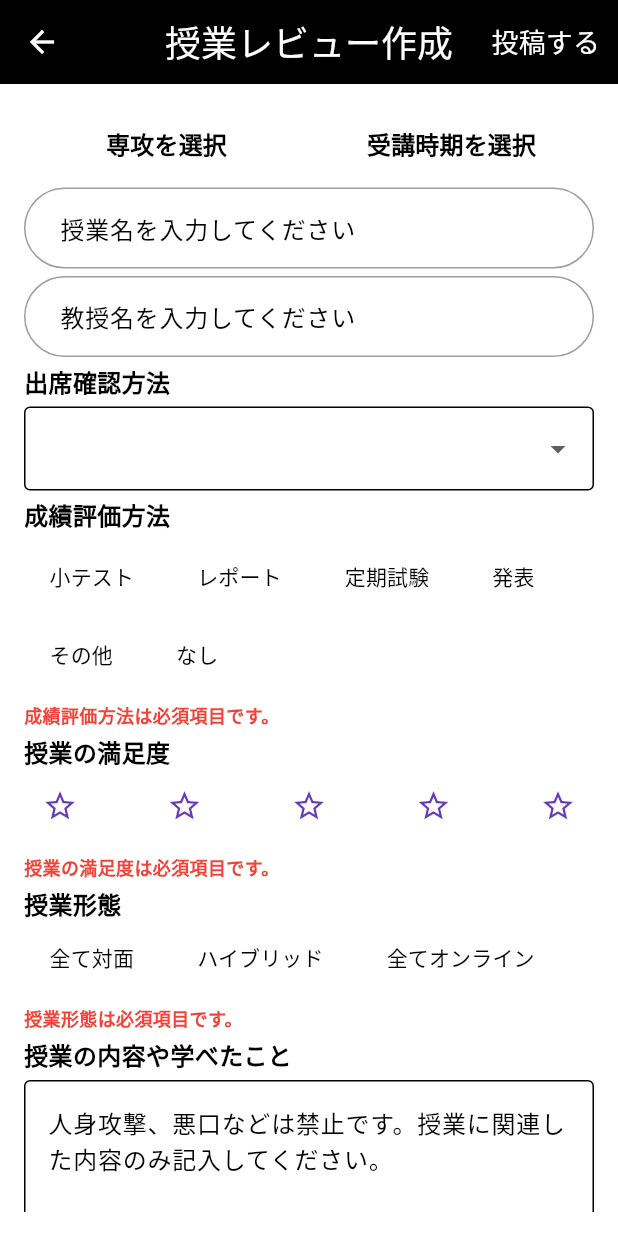
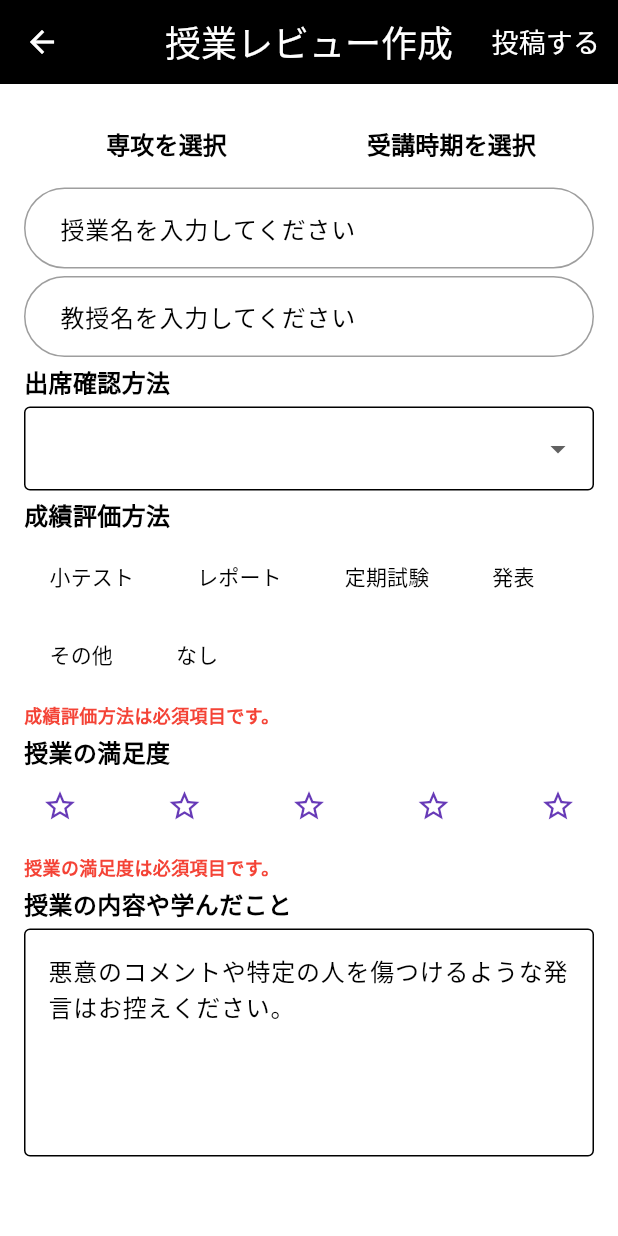
Before and after one commit to hspark15429/uniberry2, a Flutter app: the AddCourseReviewView screen opened directly, on a phone screen of 412 x 824 dp. Run offline on Flutter 3.47's test engine with Material 3 defaults, Android fonts, the phone set to English and light mode, and no system bars; our stand-ins replace bloc, cached_network_image, cloud_firestore, dartz, equatable, firebase_auth and 10 more; missing offline and left inert: algolia_helper_flutter, any_link_preview, firebase_ui_auth, firebase_ui_localizations, typesense; accounts and stored records are empty; project files that could hold a hidden picture were left out.

Commit message:
‘수업형태주석처리’

```diff
--- a/lib/src/forum/presentation/views/course_review_details_view.dart
+++ b/lib/src/forum/presentation/views/course_review_details_view.dart
@@ -94,6 +94,7 @@ class _CourseReviewDetailsViewState extends State<CourseReviewDetailsView> {
                           '成績評価方法', widget.review.evaluationMethods.join(' ')),
                       _buildStarRatingRow(
                           '授業の満足度', widget.review.contentSatisfaction),
+                      // _buildDetailRow('授業形態', widget.review.atmosphere),
                       const SizedBox(height: 16),
                       Row(
                         mainAxisAlignment: MainAxisAlignment.spaceBetween,
--- a/lib/src/forum/presentation/widgets/add_course_review_form.dart
+++ b/lib/src/forum/presentation/widgets/add_course_review_form.dart
@@ -253,12 +253,12 @@ class _AddCourseReviewFormState extends State<AddCourseReviewForm> {
               ),
               const SizedBox(height: 5),
               _buildStarRating('授業の満足度', widget.tagController.value),
-              const SizedBox(height: 5),
-              _buildAtmosphereOptions(),
+              // const SizedBox(height: 5),
+              // _buildAtmosphereOptions(),
               const SizedBox(height: 5),
               _buildTextAreaField(
-                '授業の内容や学べたこと',
-                '人身攻撃、悪口などは禁止です。授業に関連した内容のみ記入してください。',
+                '授業の内容や学んだこと',
+                '悪意のコメントや特定の人を傷つけるような発言はお控えください。',
                 widget.commentController,
               ),
             ],
@@ -303,41 +303,41 @@ class _AddCourseReviewFormState extends State<AddCourseReviewForm> {
     );
   }
 
-  Widget _buildAtmosphereOptions() {
-    return Column(
-      crossAxisAlignment: CrossAxisAlignment.start,
-      children: [
-        const Text(
-          '授業形態',
-          style: TextStyle(fontSize: 16, fontWeight: FontWeight.bold),
-        ),
-        Wrap(
-          spacing: 8.0,
-          runSpacing: 4.0,
-          children: List.generate(_atmosphereOptions.length, (index) {
-            return ChoiceChip(
-              label: Text(_atmosphereOptions[index]),
-              selected: _selectedAtmosphere == _atmosphereOptions[index],
-              onSelected: (selected) {
-                setState(() {
-                  _selectedAtmosphere = _atmosphereOptions[index];
-                });
-              },
-            );
-          }),
-        ),
-        if (_selectedAtmosphere == null)
-          const Padding(
-            padding: EdgeInsets.only(top: 8.0),
-            child: Text(
-              '授業形態は必須項目です。',
-              style: TextStyle(
-                  color: Colors.red, fontSize: 12, fontWeight: FontWeight.bold),
-            ),
-          ),
-      ],
-    );
-  }
+  // Widget _buildAtmosphereOptions() {
+  //   return Column(
+  //     crossAxisAlignment: CrossAxisAlignment.start,
+  //     children: [
+  //       const Text(
+  //         '授業形態',
+  //         style: TextStyle(fontSize: 16, fontWeight: FontWeight.bold),
+  //       ),
+  //       Wrap(
+  //         spacing: 8.0,
+  //         runSpacing: 4.0,
+  //         children: List.generate(_atmosphereOptions.length, (index) {
+  //           return ChoiceChip(
+  //             label: Text(_atmosphereOptions[index]),
+  //             selected: _selectedAtmosphere == _atmosphereOptions[index],
+  //             onSelected: (selected) {
+  //               setState(() {
+  //                 _selectedAtmosphere = _atmosphereOptions[index];
+  //               });
+  //             },
+  //           );
+  //         }),
+  //       ),
+  //       if (_selectedAtmosphere == null)
+  //         const Padding(
+  //           padding: EdgeInsets.only(top: 8.0),
+  //           child: Text(
+  //             '授業形態は必須項目です。',
+  //             style: TextStyle(
+  //                 color: Colors.red, fontSize: 12, fontWeight: FontWeight.bold),
+  //           ),
+  //         ),
+  //     ],
+  //   );
+  // }
 
   Widget _buildTextAreaField(
       String label, String hint, TextEditingController controller) {
```
Also changed, not shown: key/fir-flutter-codelab-39c7d-firebase-adminsdk-a25ao-1df95655ac.json (added, +13 -0 lines), lib/src/forum/presentation/views/course_review_view.dart (+10 -1 lines), pubspec.lock.
